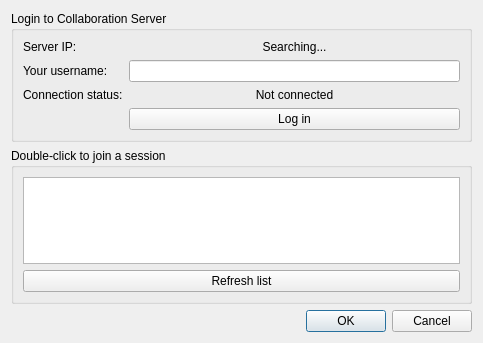
The window that client/sessionjoindialog.ui (maltanar/qt-collaborative-drawing) describes before a commit, drawn with Qt 5.
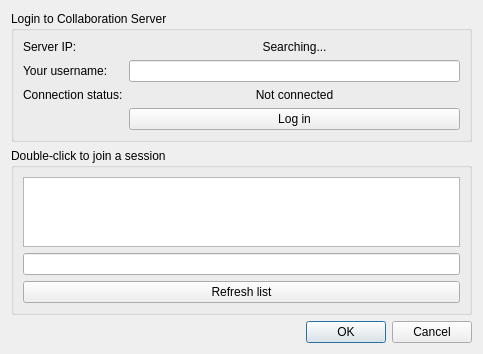
The same window after the commit.

What changed in the file:
```diff
--- a/client/sessionjoindialog.ui
+++ b/client/sessionjoindialog.ui
@@ -7,7 +7,7 @@
     <x>0</x>
     <y>0</y>
     <width>483</width>
-    <height>343</height>
+    <height>346</height>
    </rect>
   </property>
   <property name="windowTitle">
@@ -83,6 +83,9 @@
       <item>
        <widget class="QListWidget" name="sessionList"/>
       </item>
+      <item>
+       <widget class="QLineEdit" name="password"/>
+      </item>
       <item>
        <widget class="QPushButton" name="refreshList">
         <property name="text">
```
